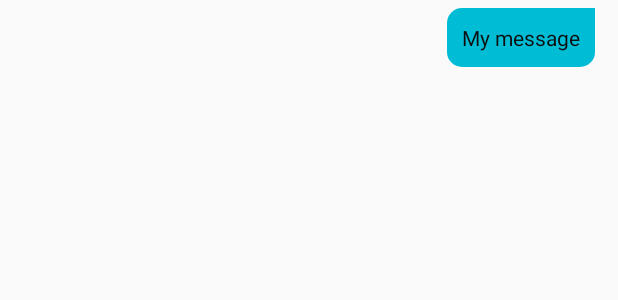
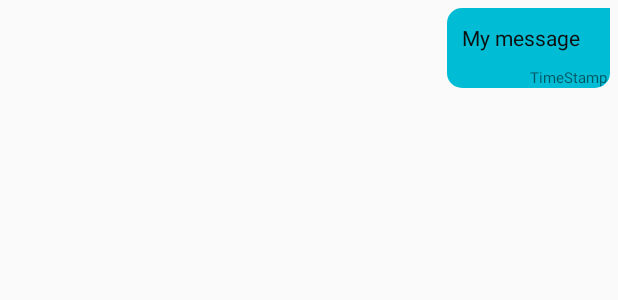
Before and after one commit to Amarendra2112/ChatBox, an Android app: the layout chat_item_right.xml on its own in the app's theme, with its tools: preview values and no code run, on a phone screen of 412 x 824 dp. Shown: the top 300 px of the screen. Run offline under Robolectric (Android 15) with nearby library versions, the phone set to English and light mode, and no system bars.

Commit message:
Chat Timestamp updated.

```diff
--- a/app/src/main/java/com/example/chatbox/adapter/Adapter.java
+++ b/app/src/main/java/com/example/chatbox/adapter/Adapter.java
@@ -73,7 +73,7 @@ public class Adapter extends RecyclerView.Adapter<Adapter.Holder> {
         public Holder(@NonNull View itemView) {
             super(itemView);
             user = itemView.findViewById(R.id.UserID);
-            date = itemView.findViewById(R.id.TimeStamp);
+            //date = itemView.findViewById(R.id.TimeStamp);
             description = itemView.findViewById(R.id.DescriptionOfChat);
             profile = itemView.findViewById(R.id.DpImage);
         }
--- a/app/src/main/java/com/example/chatbox/adapter/ChatAdapter.java
+++ b/app/src/main/java/com/example/chatbox/adapter/ChatAdapter.java
@@ -56,14 +56,15 @@ public class ChatAdapter extends RecyclerView.Adapter<ChatAdapter.Holder> {
     }
 
     public class Holder extends RecyclerView.ViewHolder{
-        private TextView message;
+        private TextView message,timeStamp;
         public Holder(@NonNull View itemView) {
             super(itemView);
             message = itemView.findViewById(R.id.message);
-
+            timeStamp = itemView.findViewById(R.id.TimeStamp);
         }
         void bind(Chats chats){
             message.setText(chats.getTextMessage());
+            timeStamp.setText(chats.getDateTime());
         }
     }
 
--- /dev/null
+++ b/app/src/main/res/drawable/ic_baseline_ac_unit_24.xml
@@ -0,0 +1,5 @@
+<vector android:height="24dp" android:tint="#4FF3FF"
+    android:viewportHeight="24" android:viewportWidth="24"
+    android:width="24dp" xmlns:android="http://schemas.android.com/apk/res/android">
+    <path android:fillColor="@android:color/white" android:pathData="M22,11h-4.17l3.24,-3.24 -1.41,-1.42L15,11h-2V9l4.66,-4.66 -1.42,-1.41L13,6.17V2h-2v4.17L7.76,2.93 6.34,4.34 11,9v2H9L4.34,6.34 2.93,7.76 6.17,11H2v2h4.17l-3.24,3.24 1.41,1.42L9,13h2v2l-4.66,4.66 1.42,1.41L11,17.83V22h2v-4.17l3.24,3.24 1.42,-1.41L13,15v-2h2l4.66,4.66 1.41,-1.42L17.83,13H22z"/>
+</vector>
--- a/app/src/main/res/layout/chat_item_right.xml
+++ b/app/src/main/res/layout/chat_item_right.xml
@@ -3,8 +3,14 @@
     android:layout_width="match_parent"
     android:layout_height="wrap_content"
     android:gravity="end"
-    android:orientation="horizontal"
+    android:orientation="vertical"
     android:padding="5dp">
+
+    <LinearLayout
+        android:layout_width="wrap_content"
+        android:layout_height="wrap_content"
+        android:orientation="vertical"
+        android:background="@drawable/box_right_chat">
 
         <TextView
             android:id="@+id/message"
@@ -12,9 +18,22 @@
             android:layout_height="wrap_content"
             android:layout_gravity="end"
             android:layout_marginEnd="10dp"
-        android:background="@drawable/box_right_chat"
+
             android:padding="10dp"
             android:text="My message"
             android:textColor="#0E0E0E" />
 
+        <TextView
+            android:id="@+id/TimeStamp"
+            android:layout_width="wrap_content"
+            android:layout_height="wrap_content"
+            android:layout_gravity="right"
+            android:text="TimeStamp"
+            android:textSize="10sp"
+            android:paddingLeft="2dp"
+            android:paddingRight="2dp">
+
+        </TextView>
     </LinearLayout>
+
+</LinearLayout>
```
Also changed, not shown: app/src/main/java/com/example/chatbox/Chat/Chat.java (+3 -7 lines), app/src/main/res/layout/chat_circular_list.xml (+8 -11 lines), app/src/main/res/layout/chat_item_left.xml (+19 -2 lines), 1 other file. Lines whose indentation alone changed are shown as unchanged.
